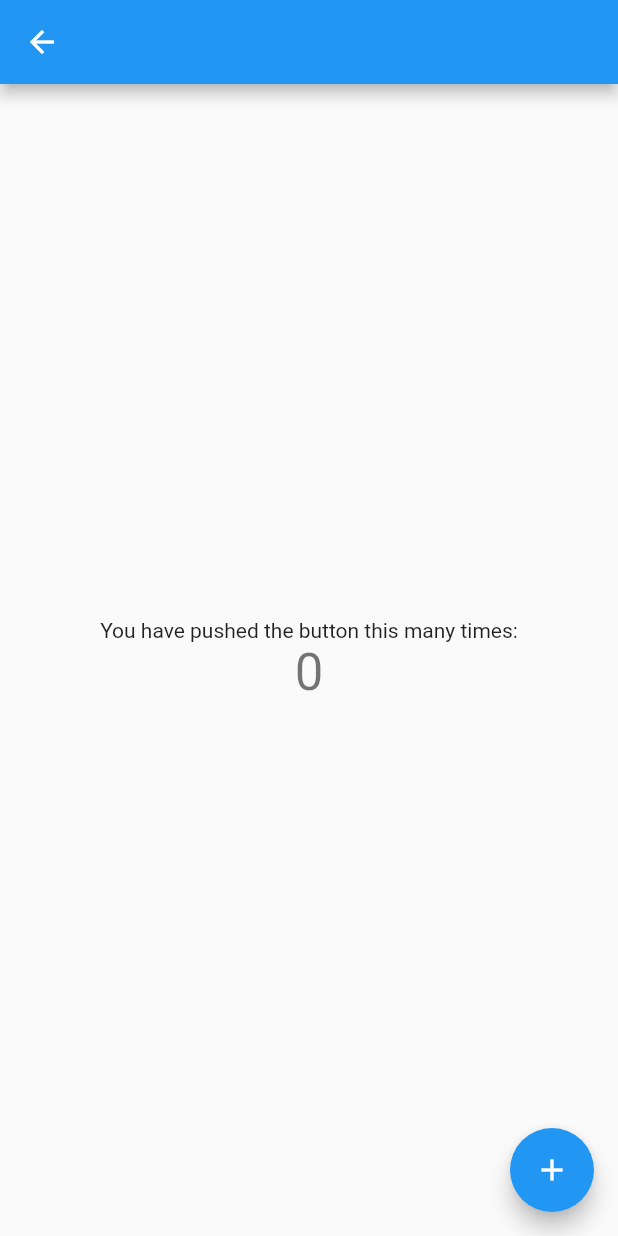
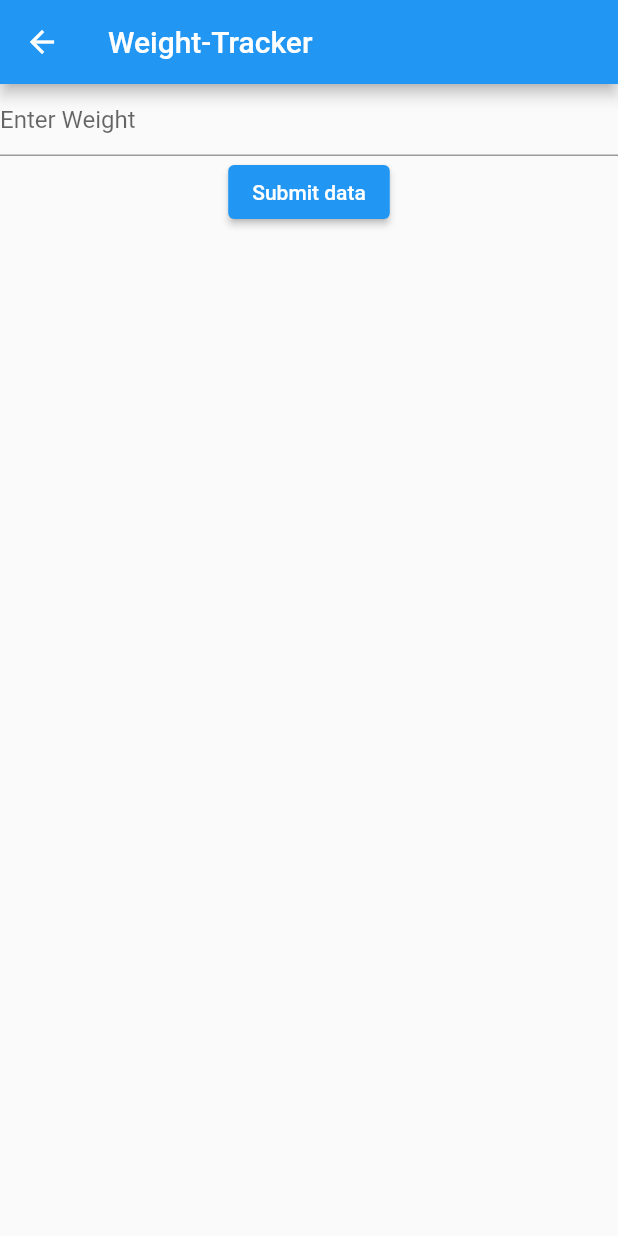
Before and after one commit to shaileshpabari9/weight_tracker, a Flutter app: the MyHomePage screen opened directly, on a phone screen of 412 x 824 dp. Run offline on Flutter 3.47's test engine with Material 2 defaults, Android fonts, the phone set to English and light mode, and no system bars; our stand-ins replace cloud_firestore, firebase_auth, firebase_core; accounts and stored records are empty.

Commit message:
add weight

```diff
--- a/lib/home_page.dart
+++ b/lib/home_page.dart
@@ -1,16 +1,8 @@
 import 'package:flutter/material.dart';
+import 'package:cloud_firestore/cloud_firestore.dart';
 
 class MyHomePage extends StatefulWidget {
   const MyHomePage({Key? key, required this.title}) : super(key: key);
-
-  // This widget is the home page of your application. It is stateful, meaning
-  // that it has a State object (defined below) that contains fields that affect
-  // how it looks.
-
-  // This class is the configuration for the state. It holds the values (in this
-  // case the title) provided by the parent (in this case the App widget) and
-  // used by the build method of the State. Fields in a Widget subclass are
-  // always marked "final".
 
   final String title;
 
@@ -19,68 +11,44 @@ class MyHomePage extends StatefulWidget {
 }
 
 class _MyHomePageState extends State<MyHomePage> {
-  int _counter = 0;
-
-  void _incrementCounter() {
-    setState(() {
-      // This call to setState tells the Flutter framework that something has
-      // changed in this State, which causes it to rerun the build method below
-      // so that the display can reflect the updated values. If we changed
-      // _counter without calling setState(), then the build method would not be
-      // called again, and so nothing would appear to happen.
-      _counter++;
-    });
-  }
-
+  CollectionReference allWeights =
+      FirebaseFirestore.instance.collection('weights');
+  late double weight;
   @override
   Widget build(BuildContext context) {
-    // This method is rerun every time setState is called, for instance as done
-    // by the _incrementCounter method above.
-    //
-    // The Flutter framework has been optimized to make rerunning build methods
-    // fast, so that you can just rebuild anything that needs updating rather
-    // than having to individually change instances of widgets.
     return Scaffold(
       appBar: AppBar(
         // Here we take the value from the MyHomePage object that was created by
         // the App.build method, and use it to set our appbar title.
         title: Text(widget.title),
       ),
-      body: Center(
+      body: Column(
         // Center is a layout widget. It takes a single child and positions it
         // in the middle of the parent.
-        child: Column(
-          // Column is also a layout widget. It takes a list of children and
-          // arranges them vertically. By default, it sizes itself to fit its
-          // children horizontally, and tries to be as tall as its parent.
-          //
-          // Invoke "debug painting" (press "p" in the console, choose the
-          // "Toggle Debug Paint" action from the Flutter Inspector in Android
-          // Studio, or the "Toggle Debug Paint" command in Visual Studio Code)
-          // to see the wireframe for each widget.
-          //
-          // Column has various properties to control how it sizes itself and
-          // how it positions its children. Here we use mainAxisAlignment to
-          // center the children vertically; the main axis here is the vertical
-          // axis because Columns are vertical (the cross axis would be
-          // horizontal).
-          mainAxisAlignment: MainAxisAlignment.center,
-          children: <Widget>[
-            const Text(
-              'You have pushed the button this many times:',
-            ),
-            Text(
-              '$_counter',
-              style: Theme.of(context).textTheme.headline4,
-            ),
-          ],
-        ),
+        children: [
+          TextField(
+            onChanged: (value) {
+              weight = double.parse(value);
+            },
+            decoration: InputDecoration(hintText: 'Enter Weight'),
+          ),
+          ElevatedButton(
+              onPressed: () async {
+                await allWeights.add({
+                  'weight': weight,
+                  'createdTime': FieldValue.serverTimestamp()
+                }).then((value) {
+                  ScaffoldMessenger.of(context).showSnackBar(
+                    const SnackBar(
+                      content: Text('Weight added successfully'),
+                    ),
+                  );
+                });
+              },
+              child: const Text('Submit data'))
+        ],
+        // This trailing comma makes auto-formatting nicer for build methods.
       ),
-      floatingActionButton: FloatingActionButton(
-        onPressed: _incrementCounter,
-        tooltip: 'Increment',
-        child: const Icon(Icons.add),
-      ), // This trailing comma makes auto-formatting nicer for build methods.
     );
   }
 }
--- a/lib/login_page.dart
+++ b/lib/login_page.dart
@@ -21,7 +21,7 @@ class _SignInState extends State<SignIn> {
         ),
         body: Container(
             padding: EdgeInsets.symmetric(vertical: 20.0, horizontal: 50.0),
-            child: RaisedButton(
+            child: ElevatedButton(
                 child: Text('Sign In anon'),
                 onPressed: () async {
                   dynamic result = await _auth.signInAnon();
@@ -32,7 +32,7 @@ class _SignInState extends State<SignIn> {
                         context,
                         MaterialPageRoute(
                             builder: (context) => const MyHomePage(
-                                  title: '',
+                                  title: 'Weight-Tracker',
                                 )));
                   }
                 })));
--- a/pubspec.yaml
+++ b/pubspec.yaml
@@ -37,7 +37,7 @@ dependencies:
 
   firebase_core: ^1.14.1
   firebase_auth: ^3.3.14
-  cloud_firestore: ^3.1.12
+  cloud_firestore: ^3.1.13
 
 dev_dependencies:
   flutter_test:
```
Also changed, not shown: pubspec.lock.
